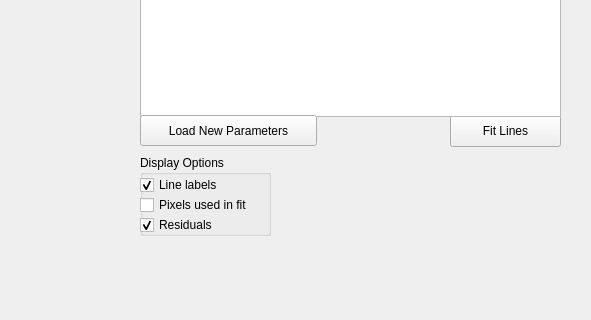
Qt form joebvp/mainvpwindow.ui (smbet/veeper) before a commit; both pictures show x 709 to 1300 and y 343 to 663 of the 1300 by 800 pixel window.
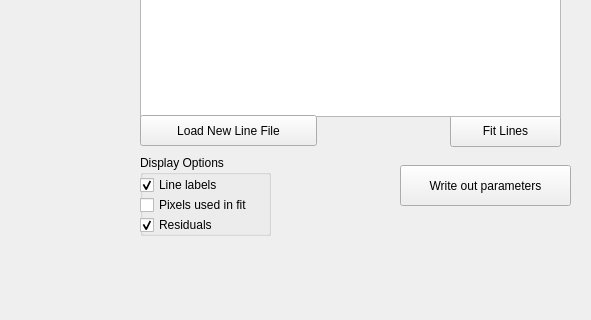
The same form after that commit.

Commit message: new button to write out line parameters to file

The edit to the form file:
```diff
--- a/joebvp/mainvpwindow.ui
+++ b/joebvp/mainvpwindow.ui
@@ -193,7 +193,20 @@
         </rect>
        </property>
        <property name="text">
-        <string>Load New Parameters</string>
+        <string>Load New Line File</string>
+       </property>
+      </widget>
+      <widget class="QPushButton" name="writeParsButton">
+       <property name="geometry">
+        <rect>
+         <x>270</x>
+         <y>480</y>
+         <width>171</width>
+         <height>41</height>
+        </rect>
+       </property>
+       <property name="text">
+        <string>Write out parameters</string>
        </property>
       </widget>
      </widget>
```
The commit also changes 2 other files.
